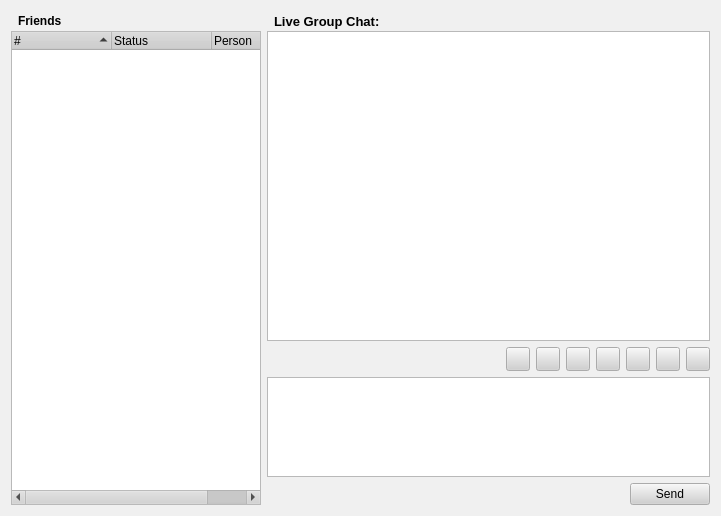
Qt form retroshare-gui/src/gui/PeersDialog.ui (RetroShare/RetroShare) before a commit.
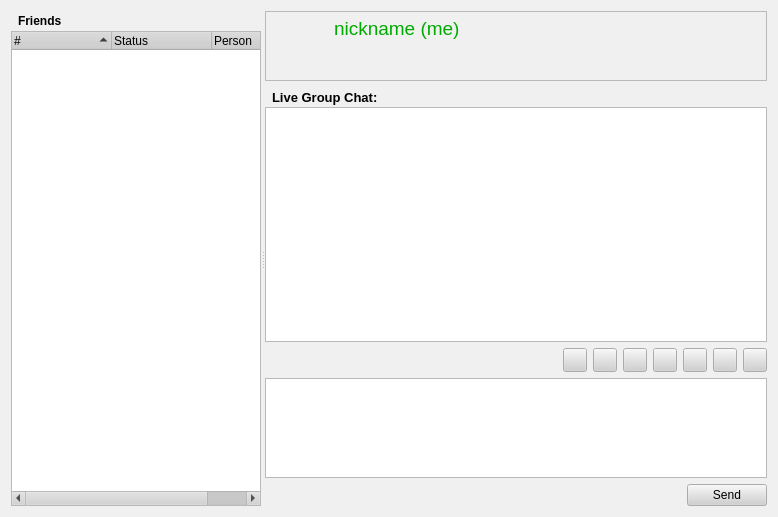
The same form after that commit. Icons and pictures are not drawn.

Commit message: added to Friends own Avatar and own nick labels changed to ShareManager Title Background

The edit to the form file:
```diff
--- a/retroshare-gui/src/gui/PeersDialog.ui
+++ b/retroshare-gui/src/gui/PeersDialog.ui
@@ -1,12 +1,12 @@
 <ui version="4.0" >
  <class>PeersDialog</class>
- <widget class="QWidget" name="PeersDialog" >
-  <property name="geometry" >
+ <widget class="QWidget" name="PeersDialog">
+  <property name="geometry">
    <rect>
     <x>0</x>
     <y>0</y>
-    <width>721</width>
-    <height>516</height>
+    <width>778</width>
+    <height>517</height>
    </rect>
   </property>
   <property name="palette" >
@@ -481,17 +481,25 @@
   <property name="contextMenuPolicy" >
    <enum>Qt::NoContextMenu</enum>
   </property>
-  <layout class="QGridLayout" >
-   <item rowspan="3" row="0" column="0" >
-    <layout class="QGridLayout" >
-     <property name="verticalSpacing" >
+  <layout class="QGridLayout" name="gridLayout_4">
+   <item row="0" column="0">
+    <widget class="QSplitter" name="splitter">
+     <property name="orientation">
+      <enum>Qt::Horizontal</enum>
+     </property>
+     <widget class="QWidget" name="layoutWidget">
+      <layout class="QGridLayout" name="gridLayout_2">
+       <property name="verticalSpacing">
       <number>0</number>
      </property>
-     <item row="0" column="0" >
-      <layout class="QGridLayout" >
-       <item row="0" column="0" >
-        <widget class="QLabel" name="label" >
-         <property name="text" >
+       <item row="0" column="0">
+        <layout class="QGridLayout">
+         <property name="verticalSpacing">
+          <number>0</number>
+         </property>
+         <item row="0" column="0">
+          <widget class="QLabel" name="label">
+           <property name="text">
           <string/>
          </property>
          <property name="pixmap" >
@@ -511,30 +519,36 @@
        </item>
       </layout>
      </item>
-     <item row="0" column="1" >
+       <item row="0" column="1">
       <spacer>
        <property name="orientation" >
         <enum>Qt::Horizontal</enum>
        </property>
-       <property name="sizeHint" >
+         <property name="sizeHint" stdset="0">
         <size>
-         <width>201</width>
+           <width>168</width>
          <height>20</height>
         </size>
        </property>
       </spacer>
      </item>
-     <item row="1" column="0" colspan="2" >
-      <widget class="QTreeWidget" name="peertreeWidget" >
-       <property name="minimumSize" >
+       <item row="1" column="0" colspan="2">
+        <widget class="QTreeWidget" name="peertreeWidget">
+         <property name="sizePolicy">
+          <sizepolicy hsizetype="MinimumExpanding" vsizetype="Expanding">
+           <horstretch>0</horstretch>
+           <verstretch>0</verstretch>
+          </sizepolicy>
+         </property>
+         <property name="minimumSize">
         <size>
          <width>250</width>
          <height>0</height>
         </size>
        </property>
-       <property name="maximumSize" >
+         <property name="maximumSize">
         <size>
-         <width>1677215</width>
+           <width>16777215</width>
          <height>16777215</height>
         </size>
        </property>
@@ -577,18 +591,142 @@
       </widget>
      </item>
     </layout>
-   </item>
-   <item row="0" column="1" >
-    <layout class="QGridLayout" >
-     <property name="horizontalSpacing" >
-      <number>0</number>
-     </property>
-     <property name="verticalSpacing" >
+     </widget>
+     <widget class="QWidget" name="layoutWidget">
+      <layout class="QGridLayout" name="gridLayout_3">
+       <item row="0" column="0">
+        <widget class="QFrame" name="frame">
+         <property name="sizePolicy">
+          <sizepolicy hsizetype="Preferred" vsizetype="Expanding">
+           <horstretch>0</horstretch>
+           <verstretch>0</verstretch>
+          </sizepolicy>
+         </property>
+         <property name="minimumSize">
+          <size>
+           <width>0</width>
+           <height>70</height>
+          </size>
+         </property>
+         <property name="maximumSize">
+          <size>
+           <width>16777215</width>
+           <height>70</height>
+          </size>
+         </property>
+         <property name="styleSheet">
+          <string notr="true">background-image: url(:/images/connect/connectFriendBanner.png)</string>
+         </property>
+         <property name="frameShape">
+          <enum>QFrame::StyledPanel</enum>
+         </property>
+         <property name="frameShadow">
+          <enum>QFrame::Raised</enum>
+         </property>
+         <layout class="QGridLayout" name="gridLayout">
+          <property name="margin">
+           <number>1</number>
+          </property>
+          <item row="0" column="0">
+           <widget class="QToolButton" name="avatartoolButton">
+            <property name="minimumSize">
+             <size>
+              <width>61</width>
+              <height>61</height>
+             </size>
+            </property>
+            <property name="maximumSize">
+             <size>
+              <width>61</width>
+              <height>61</height>
+             </size>
+            </property>
+            <property name="styleSheet">
+             <string notr="true">border-image: url(:/images/mystatus_bg.png);</string>
+            </property>
+            <property name="text">
+             <string/>
+            </property>
+            <property name="iconSize">
+             <size>
+              <width>50</width>
+              <height>50</height>
+             </size>
+            </property>
+            <property name="autoRaise">
+             <bool>true</bool>
+            </property>
+           </widget>
+          </item>
+          <item row="0" column="1">
+           <layout class="QVBoxLayout" name="verticalLayout">
+            <item>
+             <widget class="QLabel" name="nicklabel">
+              <property name="minimumSize">
+               <size>
+                <width>0</width>
+                <height>32</height>
+               </size>
+              </property>
+              <property name="maximumSize">
+               <size>
+                <width>16777215</width>
+                <height>42</height>
+               </size>
+              </property>
+              <property name="styleSheet">
+               <string notr="true">
+
+</string>
+              </property>
+              <property name="text">
+               <string>&lt;!DOCTYPE HTML PUBLIC &quot;-//W3C//DTD HTML 4.0//EN&quot; &quot;http://www.w3.org/TR/REC-html40/strict.dtd&quot;&gt;
+&lt;html&gt;&lt;head&gt;&lt;meta name=&quot;qrichtext&quot; content=&quot;1&quot; /&gt;&lt;style type=&quot;text/css&quot;&gt;
+p, li { white-space: pre-wrap; }
+&lt;/style&gt;&lt;/head&gt;&lt;body style=&quot; font-family:'DejaVu Sans'; font-size:9pt; font-weight:400; font-style:normal;&quot;&gt;
+&lt;p style=&quot; margin-top:0px; margin-bottom:0px; margin-left:0px; margin-right:0px; -qt-block-indent:0; text-indent:0px;&quot;&gt;&lt;span style=&quot; font-size:14pt; color:#00aa00;&quot;&gt;nickname (me)&lt;/span&gt;&lt;/p&gt;&lt;/body&gt;&lt;/html&gt;</string>
+              </property>
+             </widget>
+            </item>
+            <item>
+             <spacer name="verticalSpacer">
+              <property name="orientation">
+               <enum>Qt::Vertical</enum>
+              </property>
+              <property name="sizeHint" stdset="0">
+               <size>
+                <width>98</width>
+                <height>18</height>
+               </size>
+              </property>
+             </spacer>
+            </item>
+           </layout>
+          </item>
+          <item row="0" column="2">
+           <spacer name="horizontalSpacer">
+            <property name="orientation">
+             <enum>Qt::Horizontal</enum>
+            </property>
+            <property name="sizeHint" stdset="0">
+             <size>
+              <width>221</width>
+              <height>76</height>
+             </size>
+            </property>
+           </spacer>
+          </item>
+         </layout>
+        </widget>
+       </item>
+       <item row="1" column="0">
+        <layout class="QGridLayout">
+         <property name="spacing">
       <number>0</number>
      </property>
-     <item row="0" column="0" >
-      <layout class="QGridLayout" >
-       <item row="0" column="1" >
+         <item row="0" column="0">
+          <layout class="QGridLayout">
+           <item row="0" column="1">
         <spacer>
          <property name="orientation" >
           <enum>Qt::Horizontal</enum>
@@ -601,11 +739,11 @@
          </property>
         </spacer>
        </item>
-       <item row="0" column="0" >
-        <layout class="QGridLayout" >
-         <item row="0" column="0" >
-          <widget class="QLabel" name="label_3" >
-           <property name="text" >
+           <item row="0" column="0">
+            <layout class="QGridLayout">
+             <item row="0" column="0">
+              <widget class="QLabel" name="label_3">
+               <property name="text">
             <string/>
            </property>
            <property name="pixmap" >
@@ -613,9 +751,9 @@
            </property>
           </widget>
          </item>
-         <item row="0" column="1" >
-          <widget class="QLabel" name="label_12" >
-           <property name="font" >
+             <item row="0" column="1">
+              <widget class="QLabel" name="label_12">
+               <property name="font">
             <font>
              <pointsize>10</pointsize>
              <weight>75</weight>
@@ -631,10 +769,10 @@
        </item>
       </layout>
      </item>
-     <item row="1" column="0" >
-      <widget class="QTextBrowser" name="msgText" >
-       <property name="sizePolicy" >
-        <sizepolicy vsizetype="Expanding" hsizetype="Expanding" >
+         <item row="1" column="0">
+          <widget class="QTextBrowser" name="msgText">
+           <property name="sizePolicy">
+            <sizepolicy hsizetype="Expanding" vsizetype="Expanding">
          <horstretch>0</horstretch>
          <verstretch>0</verstretch>
         </sizepolicy>
@@ -652,11 +790,11 @@
      </item>
     </layout>
    </item>
-   <item row="1" column="1" >
-    <layout class="QGridLayout" >
-     <item row="0" column="0" >
-      <layout class="QGridLayout" >
-       <item row="0" column="0" >
+       <item row="2" column="0">
+        <layout class="QGridLayout">
+         <item row="0" column="0">
+          <layout class="QGridLayout">
+           <item row="0" column="0">
         <spacer>
          <property name="orientation" >
           <enum>Qt::Horizontal</enum>
@@ -669,9 +807,9 @@
          </property>
         </spacer>
        </item>
-       <item row="0" column="4" >
-        <widget class="QPushButton" name="textitalicChatButton" >
-         <property name="minimumSize" >
+           <item row="0" column="4">
+            <widget class="QPushButton" name="textitalicChatButton">
+             <property name="minimumSize">
           <size>
            <width>24</width>
            <height>24</height>
@@ -697,9 +835,9 @@
          </property>
         </widget>
        </item>
-       <item row="0" column="3" >
-        <widget class="QPushButton" name="textunderlineChatButton" >
-         <property name="minimumSize" >
+           <item row="0" column="3">
+            <widget class="QPushButton" name="textunderlineChatButton">
+             <property name="minimumSize">
           <size>
            <width>24</width>
            <height>24</height>
@@ -725,9 +863,9 @@
          </property>
         </widget>
        </item>
-       <item row="0" column="2" >
-        <widget class="QPushButton" name="textboldChatButton" >
-         <property name="minimumSize" >
+           <item row="0" column="2">
+            <widget class="QPushButton" name="textboldChatButton">
+             <property name="minimumSize">
           <size>
            <width>24</width>
            <height>24</height>
@@ -753,9 +891,9 @@
          </property>
         </widget>
        </item>
-       <item row="0" column="6" >
-        <widget class="QPushButton" name="colorChatButton" >
-         <property name="minimumSize" >
+           <item row="0" column="6">
+            <widget class="QPushButton" name="colorChatButton">
+             <property name="minimumSize">
           <size>
            <width>24</width>
            <height>24</height>
@@ -775,9 +913,9 @@
          </property>
         </widget>
        </item>
-       <item row="0" column="5" >
-        <widget class="QPushButton" name="fontsButton" >
-         <property name="minimumSize" >
+           <item row="0" column="5">
+            <widget class="QPushButton" name="fontsButton">
+             <property name="minimumSize">
           <size>
            <width>24</width>
            <height>24</height>
@@ -797,9 +935,9 @@
          </property>
         </widget>
        </item>
-       <item row="0" column="1" >
-        <widget class="QPushButton" name="emoticonBtn" >
-         <property name="minimumSize" >
+           <item row="0" column="1">
+            <widget class="QPushButton" name="emoticonBtn">
+             <property name="minimumSize">
           <size>
            <width>24</width>
            <height>24</height>
@@ -825,9 +963,9 @@
          </property>
         </widget>
        </item>
-       <item row="0" column="7" >
-        <widget class="QPushButton" name="menuButton" >
-         <property name="minimumSize" >
+           <item row="0" column="7">
+            <widget class="QPushButton" name="menuButton">
+             <property name="minimumSize">
           <size>
            <width>24</width>
            <height>24</height>
@@ -846,10 +984,10 @@
        </item>
       </layout>
      </item>
-     <item row="1" column="0" >
-      <widget class="QTextEdit" name="lineEdit" >
-       <property name="sizePolicy" >
-        <sizepolicy vsizetype="Maximum" hsizetype="Expanding" >
+         <item row="1" column="0">
+          <widget class="QTextEdit" name="lineEdit">
+           <property name="sizePolicy">
+            <sizepolicy hsizetype="Expanding" vsizetype="Maximum">
          <horstretch>0</horstretch>
          <verstretch>0</verstretch>
         </sizepolicy>
@@ -876,9 +1014,9 @@
      </item>
     </layout>
    </item>
-   <item row="2" column="1" >
-    <layout class="QGridLayout" >
-     <item row="0" column="0" >
+       <item row="3" column="0">
+        <layout class="QGridLayout">
+         <item row="0" column="0">
       <spacer>
        <property name="orientation" >
         <enum>Qt::Horizontal</enum>
@@ -891,9 +1029,9 @@
        </property>
       </spacer>
      </item>
-     <item row="0" column="1" >
-      <widget class="QPushButton" name="Sendbtn" >
-       <property name="text" >
+         <item row="0" column="1">
+          <widget class="QPushButton" name="Sendbtn">
+           <property name="text">
         <string>Send</string>
        </property>
       </widget>
@@ -901,8 +1039,12 @@
     </layout>
    </item>
   </layout>
-  <action name="actionClearChat" >
-   <property name="text" >
+     </widget>
+    </widget>
+   </item>
+  </layout>
+  <action name="actionClearChat">
+   <property name="text">
     <string>Clear Chat History</string>
    </property>
   </action>
```
Left out of the diff: 455 changed lines with no effect on the pictures. Lines whose indentation alone changed are shown as unchanged. The commit also changes 3 other files.
